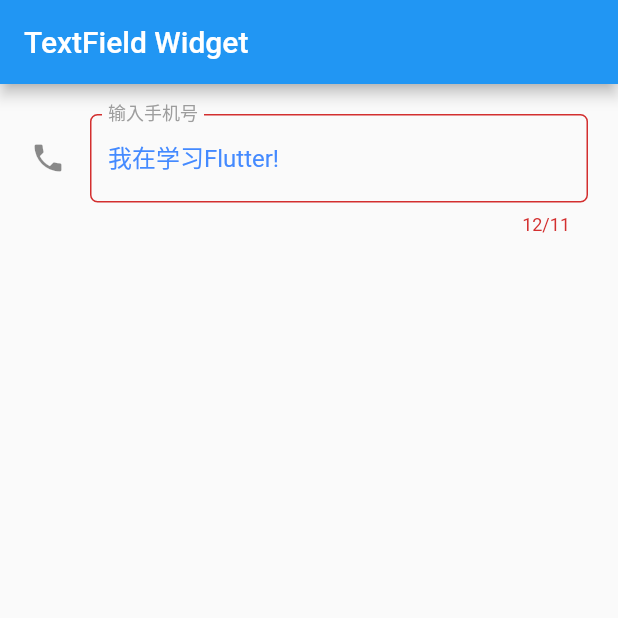
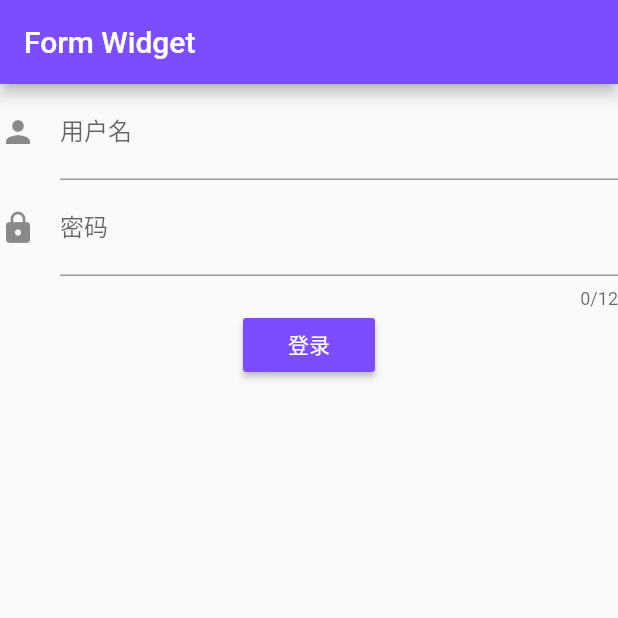
Before and after one commit to SeptemberMaples/study-section, a Flutter app: the screen it shows after launch, on a phone screen of 412 x 824 dp, the top half of it. Run offline on Flutter 3.47's test engine with Material 2 defaults, Android fonts, the phone set to English and light mode, and no system bars.

Commit message:
flutter Form Widget

```diff
--- /dev/null
+++ b/flutter_study/lib/flutter_05/form_widget.dart
@@ -0,0 +1,117 @@
+import 'package:flutter/material.dart';
+
+class FormWidgetSample extends StatefulWidget {
+  FormWidgetSample({Key key}) : super(key: key);
+
+  _FormWidgetSampleState createState() => _FormWidgetSampleState();
+}
+
+class _FormWidgetSampleState extends State<FormWidgetSample> {
+
+  GlobalKey<FormState> _formKey = new GlobalKey<FormState>();
+  FormState _formState;
+  String _name;
+  String _password;
+
+  @override
+  void initState() {
+    super.initState();
+  }
+
+  @override
+  Widget build(BuildContext context) {
+    return Scaffold(
+      appBar: AppBar(
+        title: Text('Form Widget'),
+        backgroundColor: Colors.deepPurpleAccent,
+      ),
+      body: Form(
+        key: _formKey,
+        child: Column(
+          children: <Widget>[
+            // TextFormField用于表单
+            TextFormField(
+              decoration: const InputDecoration(
+                icon: Icon(Icons.person),
+                hintText: '请输入用户名', // placeholder
+                labelText: '用户名',
+                prefixText: '用户名：'
+              ),
+              validator: (value){
+                if(value.length == 0){
+                  return '请输入用户名';
+                }
+                return value.contains('@') ? '不能包含@符号' : null;
+              },
+              onSaved: (value) {
+                _name = value;
+              },
+            ),
+
+            TextFormField(
+              obscureText: true,
+              maxLength: 12,
+              maxLines: 1,
+              keyboardType: TextInputType.numberWithOptions(),
+              decoration: InputDecoration(
+                icon: Icon(Icons.lock),
+                hintText: '请输入密码',
+                labelText: '密码',
+                prefixText: '密码：'
+              ),
+              validator: (String value) {
+                return value.trim().length < 10 ? '密码长度为10~12位' : null;
+              },
+              onSaved: (value) {
+                _password = value;
+              },
+            ),
+
+            RaisedButton(
+              child: Text('登录'),
+              color: Colors.deepPurpleAccent,
+              textColor: Colors.white,
+              onPressed: (){
+                onSubmit();
+              },
+            )
+          ],
+        ),
+      ),
+    );
+  }
+
+  void onSubmit(){
+    _formState = _formKey.currentState;
+    if(_formState.validate()){
+      _formState.save();
+      print('$_name');
+      print('$_password');
+      showDialog<void>(
+        context: context,
+        barrierDismissible: false,
+        builder: (BuildContext context){
+          return AlertDialog(
+            title: Text('登录成功'),
+            content: Column(
+              children: <Widget>[
+                Text('用户名：$_name'),
+                Text('密码：$_password'),
+              ],
+            ),
+            actions: <Widget>[
+              RaisedButton(
+                textColor: Colors.white,
+                color: Colors.deepPurpleAccent,
+                child: Text('确定'),
+                onPressed: (){
+                  Navigator.of(context).pop(true);
+                },
+              )
+            ],
+          );
+        }
+      );
+    }
+  }
+}
--- a/flutter_study/lib/main.dart
+++ b/flutter_study/lib/main.dart
@@ -5,7 +5,8 @@ import 'package:flutter/material.dart';
 // import 'flutter_04/appbar_widget2.dart';
 // import 'flutter_04/icon_widget.dart';
 // import 'flutter_04/alert_dialog_widget.dart';
-import 'flutter_05/text_field_widget.dart';
+// import 'flutter_05/text_field_widget.dart';
+import 'flutter_05/form_widget.dart';
 
 void main() => runApp(MyApp());
 
@@ -27,7 +28,7 @@ class MyApp extends StatelessWidget {
         // is not restarted.
         primarySwatch: Colors.blue,
       ),
-      home: TextFieldWidgetSample() //MyHomePage(title: 'Flutter Demo Home Page'),
+      home: FormWidgetSample() //MyHomePage(title: 'Flutter Demo Home Page'),
     );
   }
 }
```
